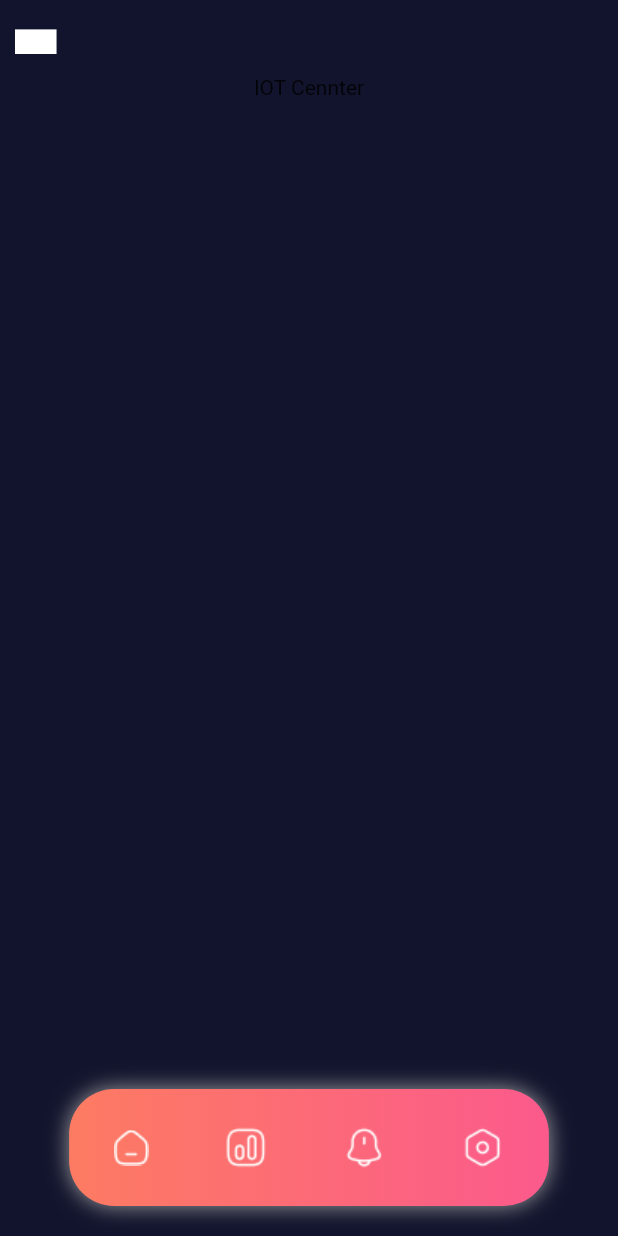
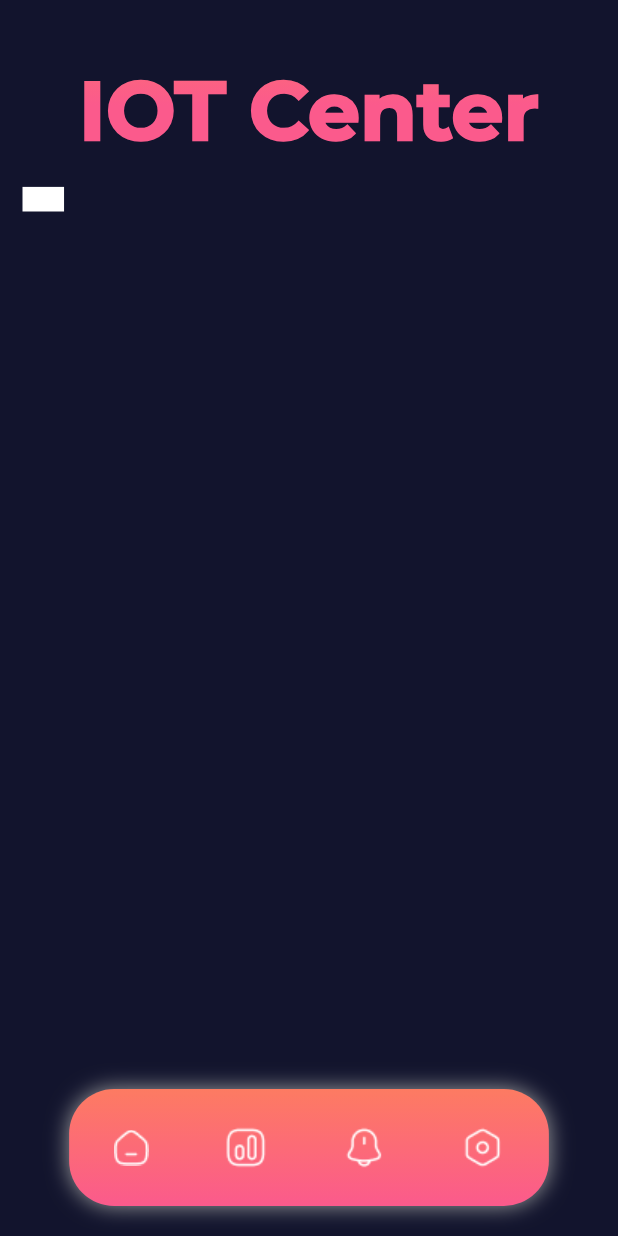
Before and after one commit to ALSA-Developers-Team/iot-app, a Flutter app: the screen it shows after launch, on a phone screen of 412 x 824 dp. Run offline on Flutter 3.47's test engine with Material 2 defaults, Android fonts, the phone set to English and light mode, and no system bars; project files that could hold a hidden picture were left out.

Commit message:
header and screen layout done

```diff
--- a/lib/main.dart
+++ b/lib/main.dart
@@ -11,12 +11,21 @@ class MyApp extends StatelessWidget {
   // This widget is the root of your application.
   @override
   Widget build(BuildContext context) {
+    TextStyle montserratFont = const TextStyle(
+      fontFamily: 'Montserrat',
+      fontSize: 16,
+      fontWeight: FontWeight.normal
+    );
+
     return MaterialApp(
       title: 'Flutter Demo',
       theme: ThemeData(
         scaffoldBackgroundColor: const Color(0xFF12142D)
       ),
-      home: const HomePage(),
+      home: DefaultTextStyle(
+        style: montserratFont,
+        child: const HomePage()
+      ),
       debugShowCheckedModeBanner: false,
     );
   }
--- a/lib/widgets/global/header.dart
+++ b/lib/widgets/global/header.dart
@@ -9,19 +9,34 @@ class Header extends StatelessWidget {
   @override
   Widget build(BuildContext context) {
     return Container(
-      height: 85,
-      margin: const EdgeInsets.only(top: 30),
+      margin: const EdgeInsets.only(top: 20),
       alignment: Alignment.topCenter,
       decoration: const BoxDecoration(
         color: Colors.transparent,
       ),
       child: FittedBox(
         fit: BoxFit.fitWidth,
-        child: Text(
-          text
-          // style: TextStyle(
-          //   color:
-          // ),
+        child: Column(
+          children: [
+            Text(
+              text,
+              style: TextStyle(
+                fontFamily: 'Montserrat',
+                fontSize: 55,
+                fontWeight: FontWeight.w900,
+                foreground: Paint()
+                  ..shader = const LinearGradient(
+                    begin: Alignment.topCenter,
+                    end: Alignment.bottomCenter,
+                    colors: [
+                      Color(0xFFFD7B62),
+                      Color(0xFFFB5A8C),
+                    ],
+                  ).createShader(const Rect.fromLTWH(0.0, 0.0, 200.0, 70.0)),
+              ),
+              textScaleFactor: 1.0,
+            ),
+          ],
         ),
       )
     );
--- a/lib/widgets/global/nav_bar.dart
+++ b/lib/widgets/global/nav_bar.dart
@@ -15,8 +15,8 @@ class NavBar extends StatelessWidget {
         decoration: BoxDecoration(
           color: const Color(0xFFFD7B62),
           gradient: const LinearGradient(
-            begin: Alignment.centerLeft,
-            end: Alignment.centerRight,
+            begin: Alignment.topCenter,
+            end: Alignment.bottomCenter,
             colors: [
               Color(0xFFFD7B62),
               Color(0xFFFB5A8C),
--- a/lib/widgets/global/screen_container.dart
+++ b/lib/widgets/global/screen_container.dart
@@ -3,9 +3,10 @@ import 'package:iotapp/widgets/global/header.dart';
 import 'package:iotapp/widgets/global/nav_bar.dart';
 
 class ScreenContainer extends StatelessWidget {
-  const ScreenContainer({super.key, required this.widget, });
+  const ScreenContainer({ super.key, required this.screen, required this.title });
 
-  final Widget widget;
+  final Widget screen;
+  final String title;
 
   @override
   Widget build(BuildContext context) {
@@ -13,11 +14,28 @@ class ScreenContainer extends StatelessWidget {
       padding: const EdgeInsets.only(bottom: 20, top: 20, left: 10, right: 10),
       child: Stack(
         children: [
-          const Header(text: 'IOT Cennter'),
-          Container(
-            child: widget,
+          Positioned(
+            top: 0,
+            left: 0,
+            right: 0,
+            child: Header(text: title)
           ),
-          const NavBar()
+          Positioned(
+            top: 80,
+            bottom: 50,
+            left: 0,
+            right: 0,
+            child: SingleChildScrollView(
+              padding: const EdgeInsets.only(top: 25, bottom: 25, right: 5, left: 5),
+              child: screen,
+            ),
+          ),
+          const Positioned(
+            bottom: 0,
+            left: 0,
+            right: 0,
+            child: NavBar()
+          )
         ]
       ),
     );
--- a/lib/widgets/screens/homepage.dart
+++ b/lib/widgets/screens/homepage.dart
@@ -8,7 +8,9 @@ class HomePage extends StatelessWidget {
   @override
   Widget build(BuildContext context) {
       return const Scaffold(
-        body: ScreenContainer(widget: Text('data', style: TextStyle(color: Colors.white, backgroundColor: Color(0xFFFFFFFF),))
+        body: ScreenContainer(
+          title: 'IOT Center',
+          screen: Text('data', style: TextStyle(color: Colors.white, backgroundColor: Color(0xFFFFFFFF)))
       ));
   }
 }
```
Also changed, not shown: pubspec.yaml (+16 -12 lines), lib/assets/fonts/Montserrat-Bold.ttf (added), lib/assets/fonts/Montserrat-ExtraBold.ttf (added), lib/assets/fonts/Montserrat-Light.ttf (added), lib/assets/fonts/Montserrat-Regular.ttf (added), lib/assets/fonts/Montserrat-SemiBold.ttf (added), lib/assets/fonts/Montserrat-Thin.ttf (added).
